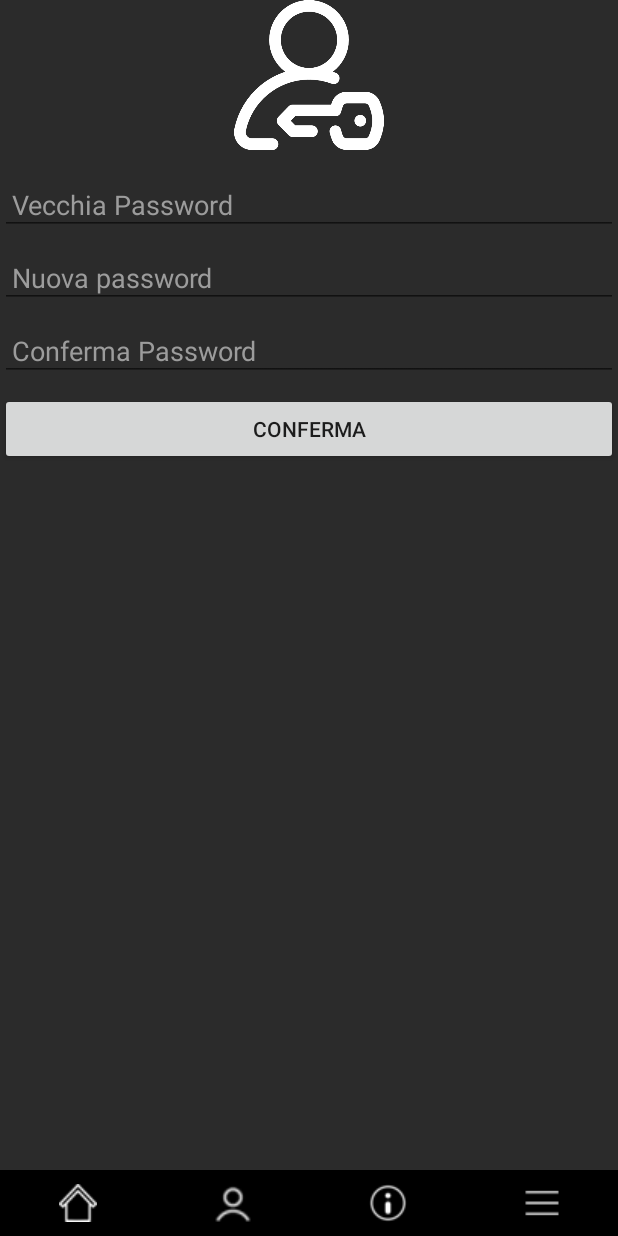
After one commit to josy11unipa/Biblioteca, an Android app: the fragment ModPsw_Fragment placed in its activity, on a phone screen of 412 x 824 dp. The commit adds this screen. Run offline under Robolectric (Android 15) with nearby library versions, the phone set to English and light mode, and no system bars; Roboto replaces fonts that are not available here; 1 statement that could not run was skipped.

Commit message:
Merge remote-tracking branch 'origin/master'

```diff
--- /dev/null
+++ b/app/src/main/java/com/example/biblioteca/user/ModPsw_Fragment.kt
@@ -0,0 +1,93 @@
+package com.example.biblioteca.user
+
+import android.annotation.SuppressLint
+import android.os.Bundle
+import android.util.Log
+import android.view.LayoutInflater
+import android.view.View
+import android.view.ViewGroup
+import android.widget.Toast
+import androidx.fragment.app.Fragment
+import com.example.biblioteca.ClientNetwork
+import com.example.biblioteca.R
+import com.example.biblioteca.database.DBManager
+import com.example.biblioteca.databinding.ModPasswordBinding
+import com.example.biblioteca.home.HamburgerMenu
+import com.google.gson.JsonObject
+import retrofit2.Call
+import retrofit2.Callback
+import retrofit2.Response
+
+class ModPsw_Fragment: Fragment() {
+    private lateinit var binding: ModPasswordBinding
+    var vecchiaPass =""
+    var nuovaPass1 = ""
+    var nuovaPass2 = ""
+    private lateinit var dbManager: DBManager
+
+    @SuppressLint("Range")
+    override fun onCreateView(
+        inflater: LayoutInflater,
+        container: ViewGroup?,
+        savedInstanceState: Bundle?
+    ): View? {
+        dbManager = DBManager(requireContext())
+        dbManager.open()
+        binding= ModPasswordBinding.inflate(inflater)
+
+        binding.buttonConfermaNuovaPass.setOnClickListener{
+            if (binding.campoVecchiaPass.text.toString() != "" && binding.campoNuovaPass1.text.toString() != "" && binding.campoNuovaPass2.text.toString() != "") {
+                vecchiaPass = binding.campoVecchiaPass.text.toString()
+                nuovaPass1 = binding.campoNuovaPass1.text.toString()
+                nuovaPass2 = binding.campoNuovaPass2.text.toString()
+                val user=dbManager.getUser()
+
+                modPws(user.getString(user.getColumnIndex("username")),vecchiaPass, nuovaPass1, nuovaPass2)
+            }else{
+                Log.i("LOG-ModPsw_Fragment", "L'utente non ha inserito le credenziali di modifica password")
+                Toast.makeText(requireContext(),"Compila tutti i campi", Toast.LENGTH_LONG).show()
+            }
+        }
+        return binding.root
+    }
+
+    private fun modPws(username:String,oldPassword:String, psw1:String, psw2:String) {
+        if (psw1 != psw2) {
+            // Le due password non corrispondono
+            Toast.makeText(requireContext(), "Le password non corrispondono", Toast.LENGTH_LONG).show()
+            Log.i("LOG-Login_Fragment", "Le password non corrispondono")
+            return
+        }else if(oldPassword==psw1){
+            Toast.makeText(requireContext(), "La nuova password non puo' corrispondere alla vecchia password", Toast.LENGTH_LONG).show()
+            Log.i("LOG-Login_Fragment", "La nuova password non puo' corrispondere alla vecchia password")
+            return
+        }
+        val query = "UPDATE persona SET password = '$psw1' WHERE username = '$username' AND password = '$oldPassword';"
+        Log.i("LOG-Register_Fragment", "Insert creata: $query")
+
+        ClientNetwork.retrofit.register(query).enqueue(
+            object : Callback<JsonObject> {
+                override fun onResponse(call: Call<JsonObject>, response: Response<JsonObject>) {
+                    Log.i("onResponse", "Sono dentro la onResponse e l'esito sarà: ${response.isSuccessful}")
+                    Log.i("onResponse", "Response be like: ${response.body()}")
+                    if (response.isSuccessful) {
+                        // modifica password effettuata con successo
+                        Toast.makeText(requireContext(), "Modifica password effettuata con successo", Toast.LENGTH_LONG).show()
+                        Log.i("LOG-modPws-onResponse", "Modifica password effettuata con successo")
+                        val fragmentmanager=parentFragmentManager
+                        val transaction=fragmentmanager.beginTransaction()
+                        transaction.replace(R.id.fragmentMain, HamburgerMenu())
+                        transaction.commit()
+                    }else {
+                        Toast.makeText(requireContext(), "Vecchia password errata", Toast.LENGTH_LONG).show()
+                        Log.i("LOG-modPws-onResponse", "Vecchia password errata")
+                    }
+                }
+                override fun onFailure(call: Call<JsonObject>, t: Throwable) {
+                    Log.i("LOG-modPws-onFailure", "Errore durante la modifica della password: ${t.message}")
+                    Toast.makeText(requireContext(), "Errore durante la modifica della password: ${t.message}", Toast.LENGTH_SHORT).show()
+                }
+            }
+        )
+    }
+}
--- /dev/null
+++ b/app/src/main/res/layout/mod_password.xml
@@ -0,0 +1,55 @@
+<?xml version="1.0" encoding="utf-8"?>
+<LinearLayout xmlns:android="http://schemas.android.com/apk/res/android"
+    android:layout_width="match_parent"
+    android:layout_height="match_parent"
+    xmlns:tools="http://schemas.android.com/tools"
+    tools:context=".user.ModPsw_Fragment"
+    android:orientation="vertical">
+
+    <ImageView
+        android:id="@+id/profile_image2"
+        android:layout_width="100dp"
+        android:layout_height="100dp"
+        android:src="@drawable/generic_user"
+        android:scaleType="centerCrop"
+        android:layout_gravity="center_horizontal"
+        android:layout_marginBottom="16dp"/>
+
+    <EditText
+        android:id="@+id/campoVecchiaPass"
+        android:layout_width="match_parent"
+        android:layout_height="wrap_content"
+        android:layout_marginBottom="8dp"
+        android:hint="Vecchia Password"
+        android:padding="8dp"
+        android:textColor="#FFFFFF"
+        android:textColorHint="#9C9C9C" />
+
+    <EditText
+        android:id="@+id/campoNuovaPass1"
+        android:layout_width="match_parent"
+        android:layout_height="wrap_content"
+        android:layout_marginBottom="8dp"
+        android:hint="Nuova password"
+        android:padding="8dp"
+        android:textColor="#FFFFFF"
+        android:textColorHint="#9C9C9C" />
+
+    <EditText
+        android:id="@+id/campoNuovaPass2"
+        android:layout_width="match_parent"
+        android:layout_height="wrap_content"
+        android:layout_marginBottom="8dp"
+        android:hint="Conferma Password"
+        android:padding="8dp"
+        android:textColor="#FFFFFF"
+        android:textColorHint="#9C9C9C" />
+
+    <Button
+        android:id="@+id/button_confermaNuovaPass"
+        android:layout_width="match_parent"
+        android:layout_height="wrap_content"
+        android:padding="12dp"
+        android:text="Conferma" />
+
+</LinearLayout>
```
Also changed, not shown: app/src/main/java/com/example/biblioteca/Consegna_Fragment.kt (+0 -22 lines), app/src/main/java/com/example/biblioteca/home/HamburgerMenu.kt (+11 -1 lines).
